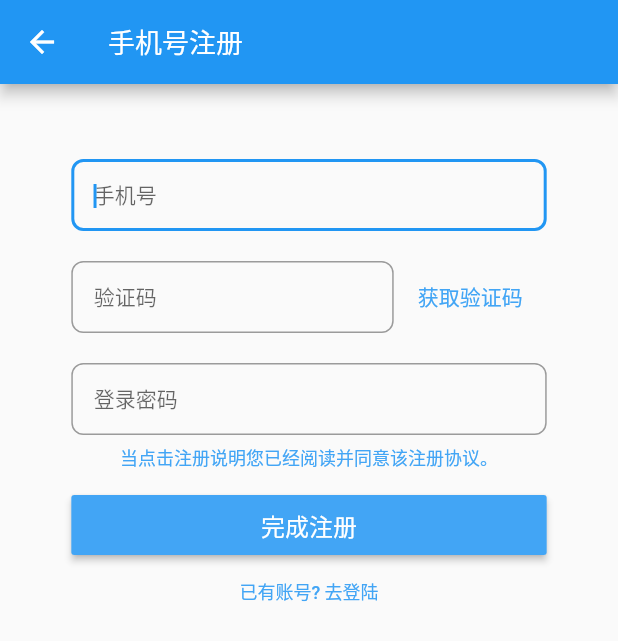
After one commit to kvnZero/flutter-accompany, a Flutter app: the screen it shows after launch, after a tap on "注册账户", on a phone screen of 412 x 824 dp. The commit adds this screen. Shown: the top 641 px of the screen. Run offline on Flutter 3.47's test engine with Material 2 defaults, Android fonts, the phone set to English and light mode, and no system bars; our stand-ins replace dio, shared_preferences, toast; accounts and stored records are empty; generated files the repository leaves out were written again.

Commit message:
注册功能

```diff
--- /dev/null
+++ b/lib/page/common/reg.dart
@@ -0,0 +1,161 @@
+import 'package:flutter/material.dart';
+import 'package:toast/toast.dart';
+import 'package:accompany/common/user_fun.dart';
+import 'login.dart';
+
+class RegPage extends StatefulWidget {
+  @override
+  _RegPageState createState() => _RegPageState();
+}
+
+class _RegPageState extends State<RegPage> {
+
+  @override
+  Widget build(BuildContext context) {
+    BuildContext fcontext = context;
+
+    TextEditingController _unameController = new TextEditingController();
+    TextEditingController _pwordController = new TextEditingController();
+    TextEditingController _codeController = new TextEditingController();
+
+    GlobalKey _formKey= new GlobalKey<FormState>();
+    return Scaffold(
+        appBar: AppBar(
+          title: Text('手机号注册', style: TextStyle(fontSize: 18,fontWeight: FontWeight.w400),),
+          centerTitle: false,
+        ),
+        body: Container(
+          margin: EdgeInsets.only(top: 50),
+          child: Center(
+            child: Form(
+              key: _formKey,
+              autovalidate: false,
+              child: Column(
+                children: <Widget>[
+                  Container(
+                    margin: EdgeInsets.only(bottom: 20),
+                    width: MediaQuery.of(context).size.width/1.3,
+                    child: TextFormField(
+                      autofocus: true,
+                      controller: _unameController,
+                      decoration: InputDecoration(
+                        hintText: "手机号",
+                        contentPadding: EdgeInsets.only(left: 15,right: 15),
+                        border:OutlineInputBorder(
+                          borderRadius: BorderRadius.all(Radius.circular(8)),
+                        ),
+                      ),
+                      style: TextStyle(fontSize: 14),
+                    ),
+                  ),
+                  Container(
+                    margin: EdgeInsets.only(bottom: 20),
+                    width: MediaQuery.of(context).size.width/1.3,
+                    child: Row(
+                      children: <Widget>[
+                        Expanded(child: TextFormField(
+                          autofocus: true,
+                          controller: _codeController,
+                          decoration: InputDecoration(
+                            hintText: "验证码",
+                            contentPadding: EdgeInsets.only(left: 15,right: 15),
+                            border:OutlineInputBorder(
+                              borderRadius: BorderRadius.all(Radius.circular(8)),
+                            ),
+                          ),
+                          style: TextStyle(fontSize: 14),
+                        ),),
+                        Container(
+                          height: 47,
+                          child: FlatButton(
+                            onPressed: (){
+                              if(_unameController.text.trim().length!=11){
+                                Toast.show("请输入正常的手机号码", context, duration: Toast.LENGTH_SHORT, gravity:  Toast.BOTTOM);
+                              }else{
+                                Future<Map> msg = UserFun?.sendcode(_unameController.text);
+                                msg.then((e){
+                                  Toast.show(e['msg'], context, duration: Toast.LENGTH_SHORT, gravity:  Toast.BOTTOM);
+                                });
+                              }
+                            },
+                            child: Text("获取验证码",style: TextStyle(color: Colors.blue[400],fontWeight: FontWeight.w400),),),
+                        )
+                      ],
+                    ),
+                  ),
+                  Container(
+                    margin: EdgeInsets.only(bottom: 0),
+                    width: MediaQuery.of(context).size.width/1.3,
+                    child: TextFormField(
+                      controller: _pwordController,
+                      decoration: InputDecoration(
+                        hintText: "登录密码",
+                        contentPadding: EdgeInsets.only(left: 15,right: 15),
+                        border:OutlineInputBorder(
+                            borderRadius: BorderRadius.all(Radius.circular(8))
+                        ),
+                      ),
+                      style: TextStyle(fontSize: 14),
+                      obscureText: true,
+                    ),
+                  ),
+                  Container(
+                    margin: EdgeInsets.only(bottom: 10),
+                    width: MediaQuery.of(context).size.width/1.3,
+                    height: 30,
+                    child:FlatButton(onPressed: (){}, child: Text('当点击注册说明您已经阅读并同意该注册协议。',style: TextStyle(fontSize: 12,color: Colors.blue[400]),)),
+                  ),
+                  Container(
+                    width: MediaQuery.of(context).size.width/1.3,
+                    height: 40,
+                    margin: EdgeInsets.only(bottom: 0),
+                    child: RaisedButton(
+                      color: Colors.blue[400],
+                      child: Text("完成注册",style: TextStyle(fontSize: 16,fontWeight: FontWeight.w400),),
+                      textColor: Colors.white,
+                      onPressed: () {
+                        if(_unameController.text.trim().length == 11 && _pwordController.text.trim().length >= 6 && _codeController.text.trim().length==6){
+                          Future<Map> msg = UserFun?.reg(_unameController.text.trim(),_pwordController.text.trim(),_codeController.text.trim());
+                          msg.then((e){
+                            IconData showIcon = e['msg']=='注册成功' ? Icons.done : Icons.error;
+                            showDialog(context: context,builder: (BuildContext context){
+                              return Dialog(
+                                child: Container(
+                                  padding: EdgeInsets.only(top: 10),
+                                  height: 130,
+                                  child: Column(
+                                    children: <Widget>[
+                                      Icon(showIcon,size: 40,),
+                                      Text(e['msg']),
+                                      RaisedButton(onPressed: (){
+                                        if(e['msg']=='注册成功'){
+                                          //返回登陆
+                                          Navigator.pop(context);
+                                          Navigator.pop(fcontext);
+                                        }else{
+                                          Navigator.of(context).pop();
+                                        }
+                                      },child: Text("确定"),)
+                                    ],
+                                  ),
+                                ),
+                              );
+                            });
+                          });
+                        }else{
+                          //如果输入有误 弹出显示框
+                          Toast.show("请检查输入, 并且重新输入", context, duration: Toast.LENGTH_SHORT, gravity:  Toast.BOTTOM);
+                        }
+                      },
+                    ),
+                  ),
+                  FlatButton(onPressed: (){
+                    Navigator.pop(fcontext);
+                  }, child: Text("已有账号? 去登陆",style: TextStyle(fontSize: 12,color: Colors.blue[400]),),padding: EdgeInsets.zero,),
+                ],
+              )),
+        )
+      )
+    );
+  }
+}
```
Also changed, not shown: lib/common/user_fun.dart (+39 -1 lines), fonts/iconfont.ttf (added).
